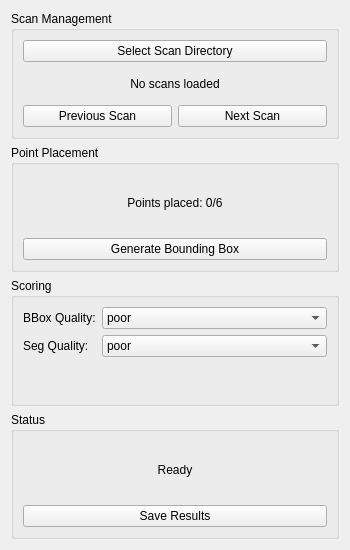
Qt form BbxFromPoints2/Resources/UI/BbxFromPoints2.ui (xinyiwan/BbxFromPoints) before a commit.
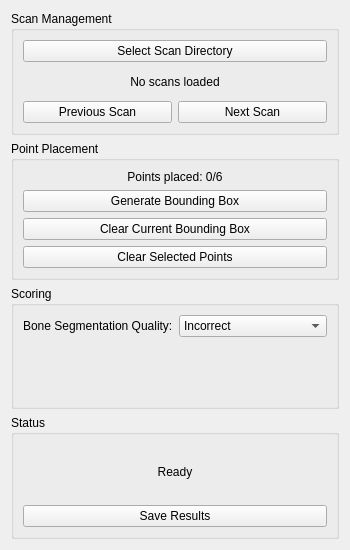
The same form after that commit. Custom widgets are drawn as their Qt base class.

Commit message: added clear button for bbx, changed bbx type

```diff
--- a/BbxFromPoints2/Resources/UI/BbxFromPoints2.ui
+++ b/BbxFromPoints2/Resources/UI/BbxFromPoints2.ui
@@ -78,6 +78,20 @@
         </property>
        </widget>
       </item>
+      <item>
+       <widget class="QPushButton" name="clearButton">
+        <property name="text">
+         <string>Clear Current Bounding Box</string>
+        </property>
+       </widget>
+      </item>
+      <item>
+       <widget class="QPushButton" name="clearPtsButton">
+        <property name="text">
+         <string>Clear Selected Points</string>
+        </property>
+       </widget>
+      </item>
      </layout>
     </widget>
    </item>
@@ -88,43 +102,17 @@
      </property>
      <layout class="QFormLayout" name="formLayout">
       <item row="0" column="0">
-       <widget class="QLabel" name="bboxScoreLabel">
-        <property name="text">
-         <string>BBox Quality:</string>
-        </property>
-       </widget>
-      </item>
-      <item row="0" column="1">
-       <widget class="QComboBox" name="bboxScoreComboBox">
-        <item>
-         <property name="text">
-          <string>poor</string>
-         </property>
-        </item>
-        <item>
-         <property name="text">
-          <string>sufficient</string>
-         </property>
-        </item>
-        <item>
-         <property name="text">
-          <string>good</string>
-         </property>
-        </item>
-       </widget>
-      </item>
-      <item row="1" column="0">
        <widget class="QLabel" name="segScoreLabel">
         <property name="text">
-         <string>Seg Quality:</string>
+         <string>Bone Segmentation Quality:</string>
         </property>
        </widget>
       </item>
-      <item row="1" column="1">
+      <item row="0" column="1">
        <widget class="QComboBox" name="segScoreComboBox">
         <item>
          <property name="text">
-          <string>poor</string>
+          <string>Incorrect</string>
          </property>
         </item>
         <item>
```
Left out of the diff: 9 changed lines with no effect on the pictures. The commit also changes 1 other file.
